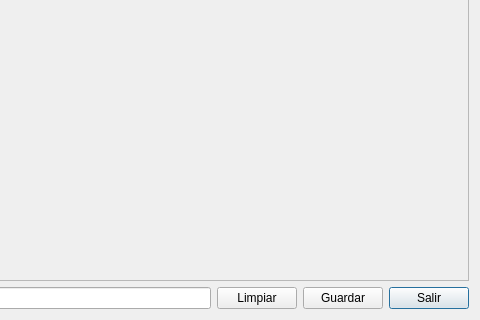
Qt form .Sincrono/qrcode.ui (kapyderi/recoverdrake-v3) before a commit; both pictures show x 199 to 679 and y 309 to 629 of the 679 by 629 pixel window.
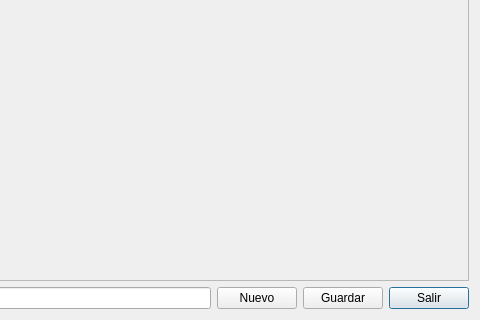
The same form after that commit. Icons and pictures are not drawn.

Patch:
```diff
--- a/.Sincrono/qrcode.ui
+++ b/.Sincrono/qrcode.ui
@@ -74,7 +74,7 @@
         <string>Limpiar el QR cargado</string>
        </property>
        <property name="text">
-        <string>Limpiar</string>
+        <string>Nuevo</string>
        </property>
        <property name="icon">
         <iconset resource="recoverdrake.qrc">
```
Left out of the diff: 2 changed lines with no effect on the pictures.
